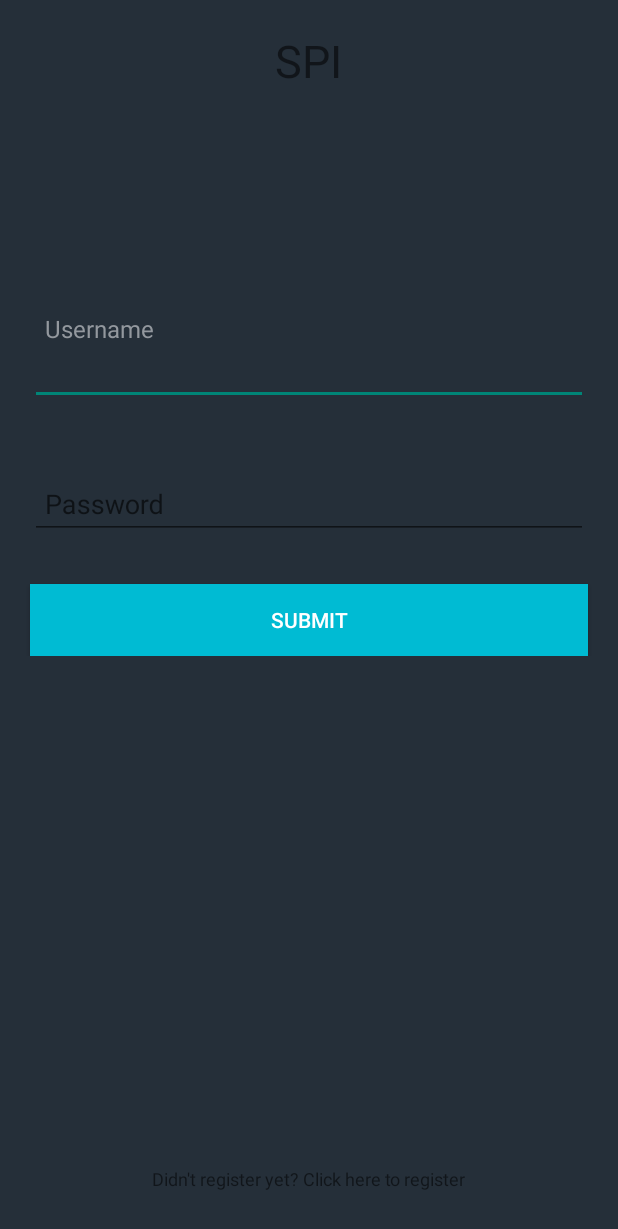
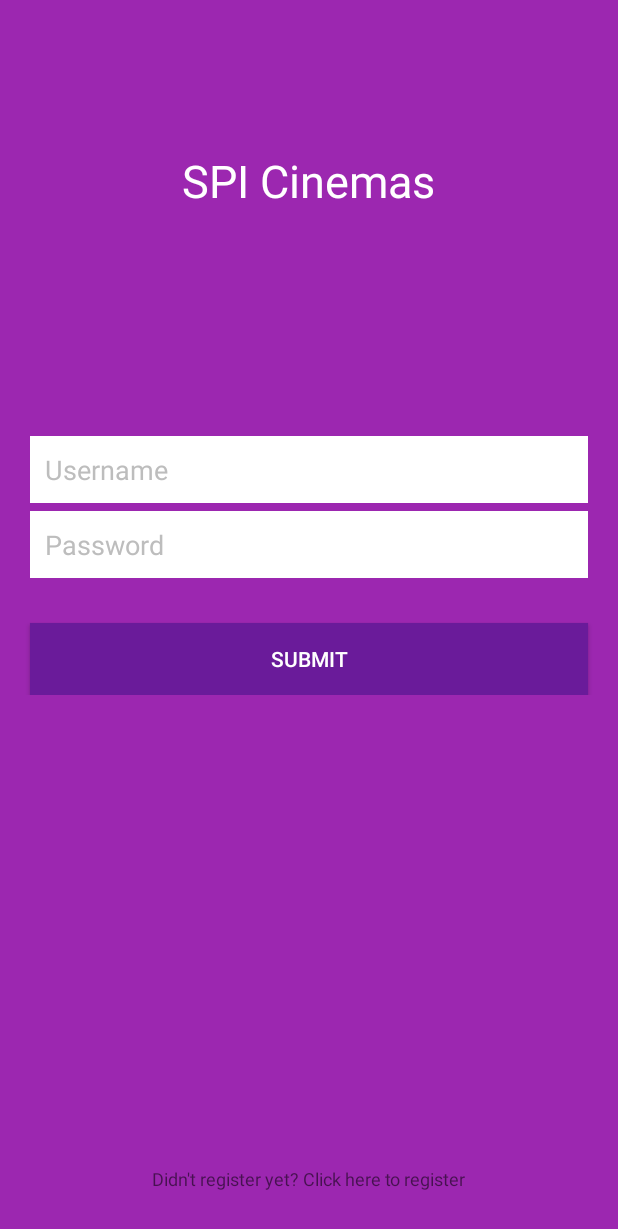
Before and after one commit to ionicc/autonomy_spi, an Android app: the screen it shows after launch (MainActivity), on a phone screen of 412 x 824 dp. Shown: the top 1229 px of the screen. Run offline under Robolectric (Android 15) with nearby library versions, the phone set to English and light mode, and no system bars; our stand-ins replace Volley.

Commit message:
Sixth commit -UI Updates in LoginActivity and HomeActivity -Better data workflow implemented

```diff
--- a/app/src/main/res/layout/activity_main.xml
+++ b/app/src/main/res/layout/activity_main.xml
@@ -6,71 +6,63 @@
     android:layout_width="match_parent"
     android:layout_height="match_parent"
     tools:context="io.chat.spi.Activities.MainActivity"
-    android:background="#252F39">
+    android:background="@color/colorPrimary">
 
    <TextView
        android:layout_width="wrap_content"
        android:layout_height="wrap_content"
        android:gravity="center"
-       android:text="SPI"
+       android:text="SPI Cinemas"
+       android:textColor="#fff"
        android:layout_centerHorizontal="true"
        android:textSize="30sp"
        android:elevation="10dp"
-       android:layout_marginTop="20dp"
+       android:layout_marginTop="100dp"
        android:id="@+id/mainTitle"/>
 
     <LinearLayout
         android:layout_width="match_parent"
         android:layout_height="wrap_content"
         android:id="@+id/mainLn1"
-        android:layout_marginTop="100dp"
+        android:layout_marginTop="150dp"
         android:orientation="vertical"
         android:weightSum="1"
         android:layout_below="@+id/mainTitle"
         android:layout_alignParentStart="true">
 
 
-        <android.support.design.widget.TextInputLayout
-            android:layout_width="match_parent"
-            android:layout_height="wrap_content"
-            android:layout_marginLeft="20dp"
-            android:layout_marginRight="20dp"
-            app:hintTextAppearance="@style/GreyInputText"
-            android:layout_marginTop="50dp">
+
 
             <EditText
                 android:id="@+id/mainUsername"
                 android:layout_width="match_parent"
                 android:layout_height="wrap_content"
-                android:textColor="#ffffff"
-                android:textColorHint="#fff"
+                android:textColorHint="#BDBDBD"
+                android:background="#fff"
+                android:layout_marginLeft="20dp"
+                android:layout_marginRight="20dp"
                 android:layout_gravity="center_horizontal"
                 android:layout_weight="0.3"
                 android:hint="Username"
                 android:padding="10dp"/>
 
-        </android.support.design.widget.TextInputLayout>
 
-        <android.support.design.widget.TextInputLayout
-            android:layout_width="match_parent"
-            android:layout_height="wrap_content"
-            android:layout_weight="0.3"
-            android:layout_marginRight="20dp"
-            app:hintTextAppearance="@style/GreyInputText"
-            android:layout_marginTop="30dp"
-            android:layout_marginLeft="20dp">
+
 
             <EditText
                 android:layout_width="match_parent"
                 android:layout_height="wrap_content"
                 android:padding="10dp"
-                android:textColor="#ffffff"
-                android:textColorHint="#fff"
+                android:layout_marginTop="5dp"
+                android:background="#fff"
+                android:textColorHint="#BDBDBD"
+                android:layout_marginLeft="20dp"
+                android:layout_marginRight="20dp"
                 android:inputType="textPassword"
                 android:hint="Password"
                 android:id="@+id/mainPassword" />
 
-        </android.support.design.widget.TextInputLayout>
+
 
         <Button
             android:layout_width="match_parent"
@@ -79,7 +71,7 @@
             android:layout_marginLeft="20dp"
             android:layout_marginRight="20dp"
             android:text="Submit"
-            android:background="@color/colorPrimary"
+            android:background="@color/colorPrimaryDark"
             android:layout_marginTop="30dp"
             android:id="@+id/login_button"
             android:layout_gravity="center_horizontal"/>
--- a/app/src/main/res/values/colors.xml
+++ b/app/src/main/res/values/colors.xml
@@ -1,8 +1,8 @@
 <?xml version="1.0" encoding="utf-8"?>
 <resources>
-    <color name="colorPrimary">#00BBD3</color>
-    <color name="colorPrimaryDark">#0096A6</color>
-    <color name="colorAccent">#526CFD</color>
+    <color name="colorPrimary">#9C27B0</color>
+    <color name="colorPrimaryDark">#6A1B9A</color>
+    <color name="colorAccent">#E53935</color>
     <color name="secondaryTextColor">#757575</color>
     <color name="dividerColor">#BDBDBD</color>
 </resources>
```
Also changed, not shown: app/src/main/java/io/chat/spi/Activities/RequestsActivity.java (+17 -0 lines), app/src/main/res/drawable/custombutton.xml (added, +7 -0 lines), app/src/main/res/layout/activity_home.xml (+17 -4 lines), app/src/main/res/values/styles.xml (+8 -0 lines), app/src/main/res/drawable/logo2.jpeg (added), app/src/main/res/drawable/logo3.jpeg (added), app/src/main/res/drawable/logo4.jpeg (added).
